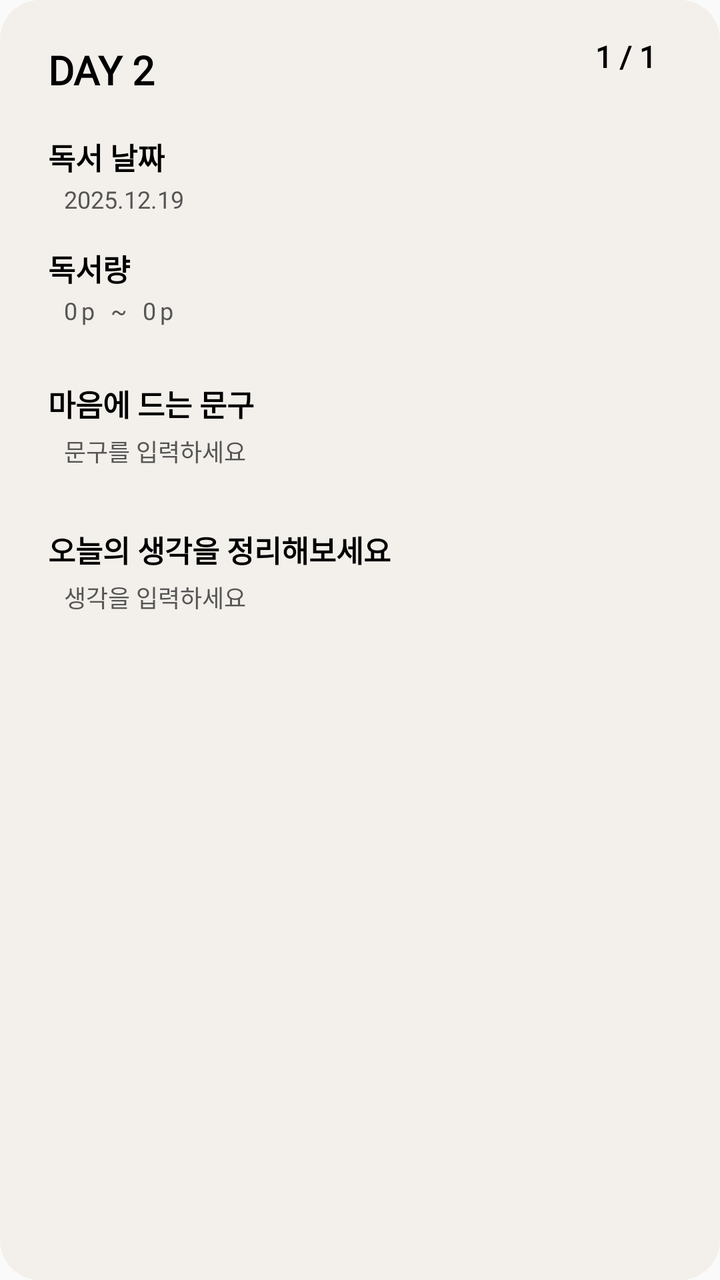
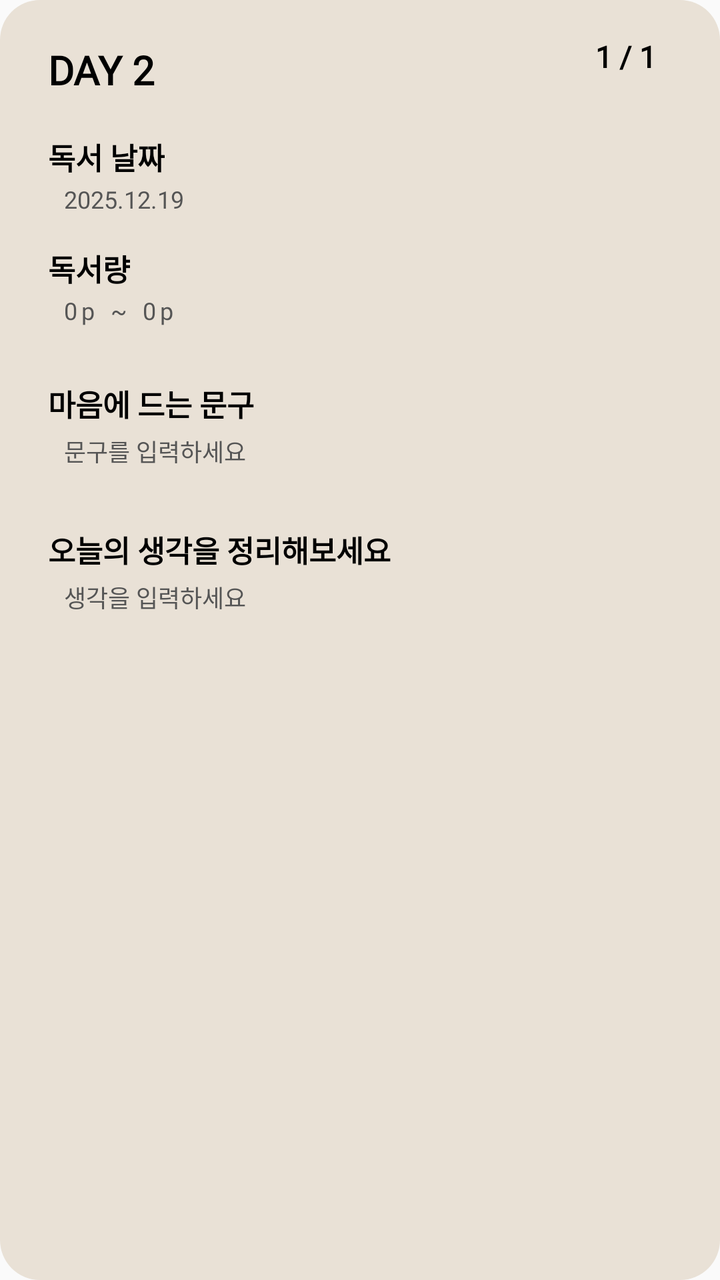

The first picture is an Android layout as it rendered before a commit; the second is the same layout after the commit. The layout source and the unified diff follow.
<!-- AndroidManifest.xml: application theme Theme.RememberBooks -->
<!-- res/layout/fragment_record_done.xml -->
<?xml version="1.0" encoding="utf-8"?>
<androidx.constraintlayout.widget.ConstraintLayout xmlns:android="http://schemas.android.com/apk/res/android"
    xmlns:app="http://schemas.android.com/apk/res-auto"
    android:layout_width="match_parent"
    android:layout_height="wrap_content"
    android:paddingHorizontal="24dp"
    android:paddingBottom="32dp"
    android:background="@drawable/bg_radius_20">

    <TextView
        android:id="@+id/tv_day"
        android:layout_width="wrap_content"
        android:layout_height="wrap_content"
        android:layout_marginTop="24dp"
        android:text="DAY 2"
        android:fontFamily="@font/noto_serif_kr_bold"
        android:includeFontPadding="false"
        android:textSize="20sp"
        android:textStyle="bold"
        android:textColor="#000000"
        app:layout_constraintStart_toStartOf="parent"
        app:layout_constraintTop_toTopOf="parent" />

    <TextView
        android:id="@+id/tv_page_index"
       style="@style/DetailLabelStyle"
        android:layout_marginTop="20dp"
        android:layout_marginEnd="8dp"
        android:text="1 / 1"
        app:layout_constraintEnd_toEndOf="parent"
        app:layout_constraintTop_toTopOf="parent" />

    <TextView
        android:id="@+id/label_date"
        style="@style/DetailLabelStyle"
        android:layout_marginTop="20dp"
        android:text="독서 날짜"
        app:layout_constraintStart_toStartOf="parent"
        app:layout_constraintTop_toBottomOf="@id/tv_day" />

    <TextView
        android:id="@+id/et_date"
        style="@style/recordContentStyle"
        android:text="2025.12.19"
        android:inputType="date"
        android:background="@null"
        app:layout_constraintStart_toStartOf="parent"
        app:layout_constraintTop_toBottomOf="@id/label_date" />

    <TextView
        android:id="@+id/label_amount"
        style="@style/DetailLabelStyle"
        android:layout_marginTop="16dp"
        android:text="독서량"
        app:layout_constraintStart_toStartOf="parent"
        app:layout_constraintTop_toBottomOf="@id/et_date" />

    <LinearLayout
        android:id="@+id/start_page_container"
        android:layout_width="wrap_content"
        android:layout_height="wrap_content"
        android:gravity="center_horizontal"
        app:layout_constraintStart_toStartOf="parent"
        app:layout_constraintTop_toBottomOf="@id/label_amount">

        <TextView
            android:id="@+id/tv_start_page"
            style="@style/recordContentStyle"
            android:text="0"
            android:background="@null"
            android:inputType="number" />

        <TextView
            android:layout_width="wrap_content"
            android:layout_height="wrap_content"
            android:text="p"
            android:textSize="12sp"
            android:textColor="#555555"
            android:fontFamily="@font/noto_serif_kr_regular"
            android:includeFontPadding="false"
            android:layout_marginTop="4dp"
            android:layout_marginStart="2dp"/>

        <TextView
            style="@style/recordContentStyle"
            android:id="@+id/page_devider"
            android:text="~" />

        <TextView
            android:id="@+id/tv_end_page"
            style="@style/recordContentStyle"
            android:background="@null"
            android:text="0"
            android:inputType="number"
            app:layout_constraintStart_toEndOf="@+id/start_page_container"
            app:layout_constraintTop_toBottomOf="@id/label_amount" />

        <TextView
            android:layout_width="wrap_content"
            android:layout_height="wrap_content"
            android:text="p"
            android:textSize="12sp"
            android:textColor="#555555"
            android:fontFamily="@font/noto_serif_kr_regular"
            android:includeFontPadding="false"
            android:layout_marginTop="4dp"
            android:layout_marginStart="2dp"/>

    </LinearLayout>

    <TextView
        android:id="@+id/label_quote"
        style="@style/DetailLabelStyle"
        android:layout_marginTop="16dp"
        android:text="마음에 드는 문구"
        app:layout_constraintStart_toStartOf="parent"
        app:layout_constraintTop_toBottomOf="@id/start_page_container" />

    <TextView
        android:id="@+id/et_quote"
        style="@style/recordContentStyle"
        android:text="문구를 입력하세요"
        android:minLines="2"
        android:gravity="top"
        android:background="@null"
        app:layout_constraintStart_toStartOf="parent"
        app:layout_constraintTop_toBottomOf="@id/label_quote" />

    <TextView
        android:id="@+id/label_thought"
        style="@style/DetailLabelStyle"
        android:layout_marginTop="16dp"
        android:text="오늘의 생각을 정리해보세요"
        app:layout_constraintStart_toStartOf="parent"
        app:layout_constraintTop_toBottomOf="@id/et_quote" />

    <TextView
        android:id="@+id/et_thought"
        style="@style/recordContentStyle"
        android:text="생각을 입력하세요"
        android:background="@null"
        android:minLines="4"
        android:gravity="top"
        app:layout_constraintStart_toStartOf="parent"
        app:layout_constraintTop_toBottomOf="@id/label_thought" />

</androidx.constraintlayout.widget.ConstraintLayout>
<!-- resources referenced by this layout -->
<resources>
  <!-- drawable bg_radius_20 (drawable) -->
  <?xml version="1.0" encoding="utf-8"?>
  <shape xmlns:android="http://schemas.android.com/apk/res/android">
      <solid android:color="#F3EFEA"/>
      <corners android:radius="20dp"/>
  </shape>
  <style name="DetailLabelStyle">
          <item name="android:layout_width">wrap_content</item>
          <item name="android:layout_height">wrap_content</item>
          <item name="android:textSize">15sp</item>
          <item name="android:textColor">#000000</item>
          <item name="android:textStyle">bold</item>
          <item name="android:fontFamily">@font/noto_serif_kr_bold</item>
          <item name="android:includeFontPadding">false</item>
      </style>
  <style name="recordContentStyle">
          <item name="android:layout_width">wrap_content</item>
          <item name="android:layout_height">wrap_content</item>
          <item name="android:textSize">12sp</item>
          <item name="android:textColor">#555555</item>
          <item name="android:layout_marginStart">8dp</item>
          <item name="android:layout_marginTop">4dp</item>
          <item name="android:layout_marginBottom">12dp</item>
          <item name="android:fontFamily">@font/noto_serif_kr_regular</item>
          <item name="android:includeFontPadding">false</item>
      </style>
  <style name="Theme.RememberBooks" parent="Theme.AppCompat.Light.NoActionBar" />
</resources>

<!-- the commit's change to res/layout/fragment_record_done.xml (unified diff, before → after) -->
@@ -5,7 +5,8 @@
     android:layout_height="wrap_content"
     android:paddingHorizontal="24dp"
     android:paddingBottom="32dp"
-    android:background="@drawable/bg_radius_20">
+    android:background="@drawable/bg_radius_20"
+    android:backgroundTint="#E9E1D6">
 
     <TextView
         android:id="@+id/tv_day"
